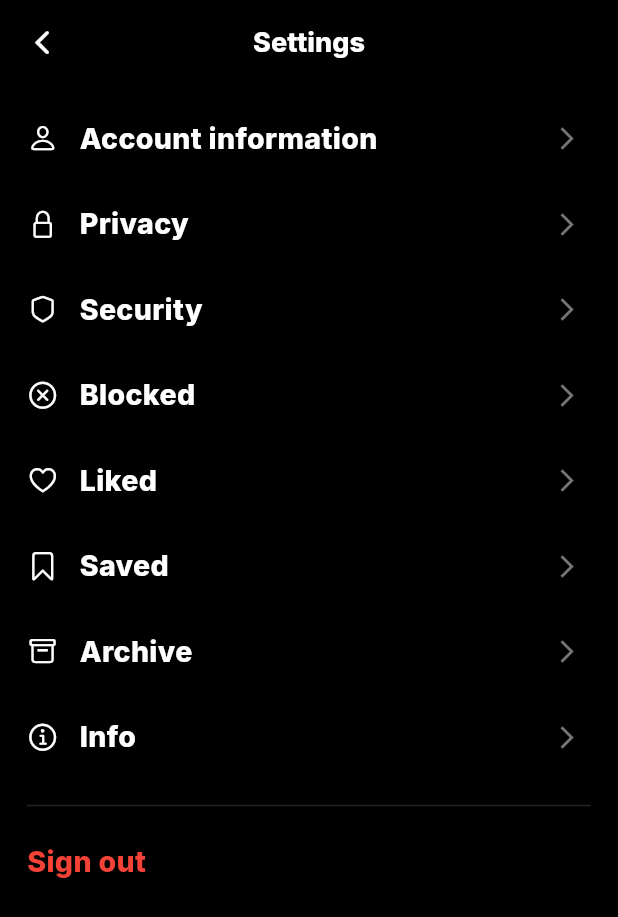
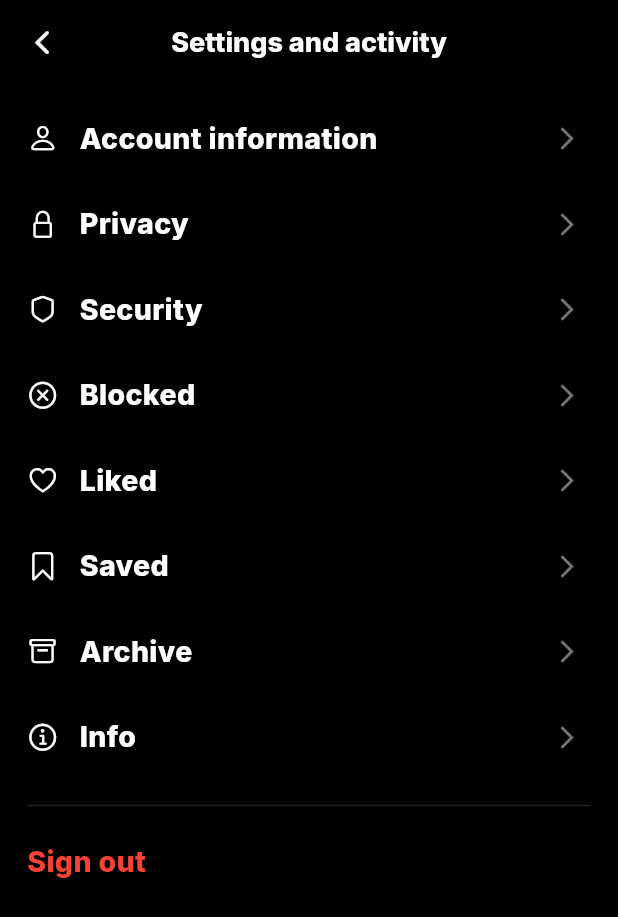
Before and after one commit to Tho100/revent, a Flutter app: the SettingsPage screen opened directly, on a phone screen of 412 x 824 dp. Shown: the top 917 px of the screen. Run offline on Flutter 3.47's test engine with Material 3 defaults, Android fonts, the phone set to English and light mode, and no system bars; our stand-ins replace flutter_cache_manager, flutter_dotenv, flutter_native_image, get_it, google_fonts; missing offline and left inert: dynamic_height_grid_view, image_picker_plus, mysql_client.

Commit message:
Updated Settings page appbar title to Settings and activity

```diff
--- a/lib/pages/setttings/settings_page.dart
+++ b/lib/pages/setttings/settings_page.dart
@@ -143,7 +143,7 @@ class SettingsPage extends StatelessWidget {
   Widget build(BuildContext context) {
     return Scaffold(
       appBar: CustomAppBar(
-        title: 'Settings',
+        title: 'Settings and activity',
         context: context
       ).buildAppBar(),
       body: _buildBody(context),
```
